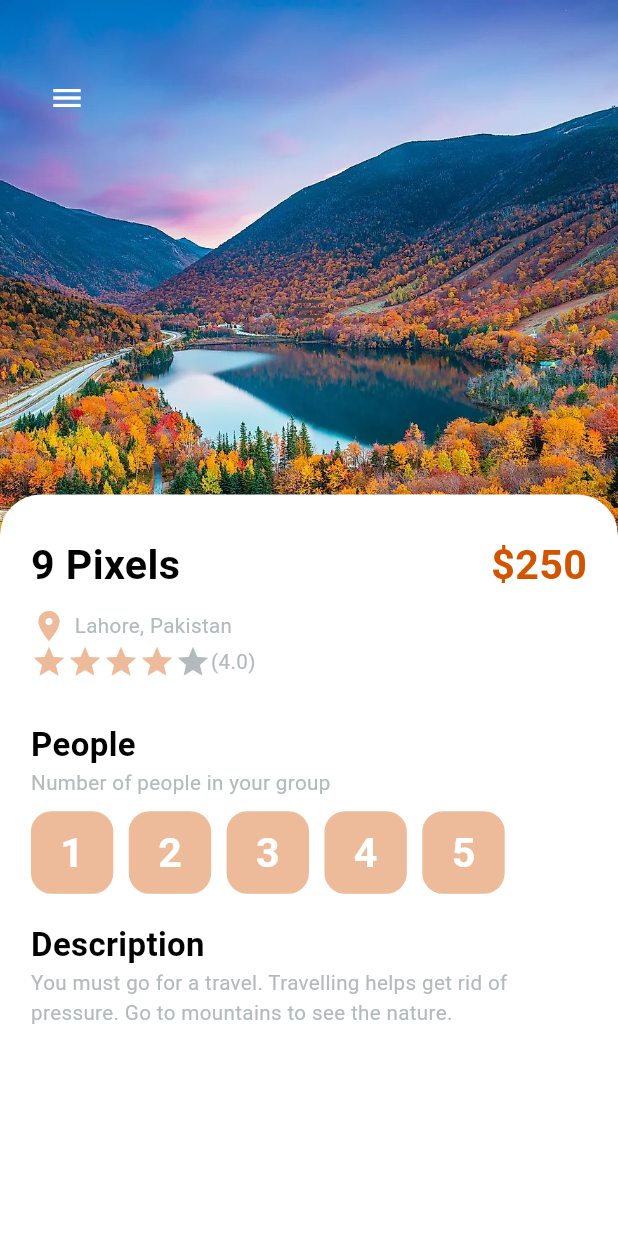
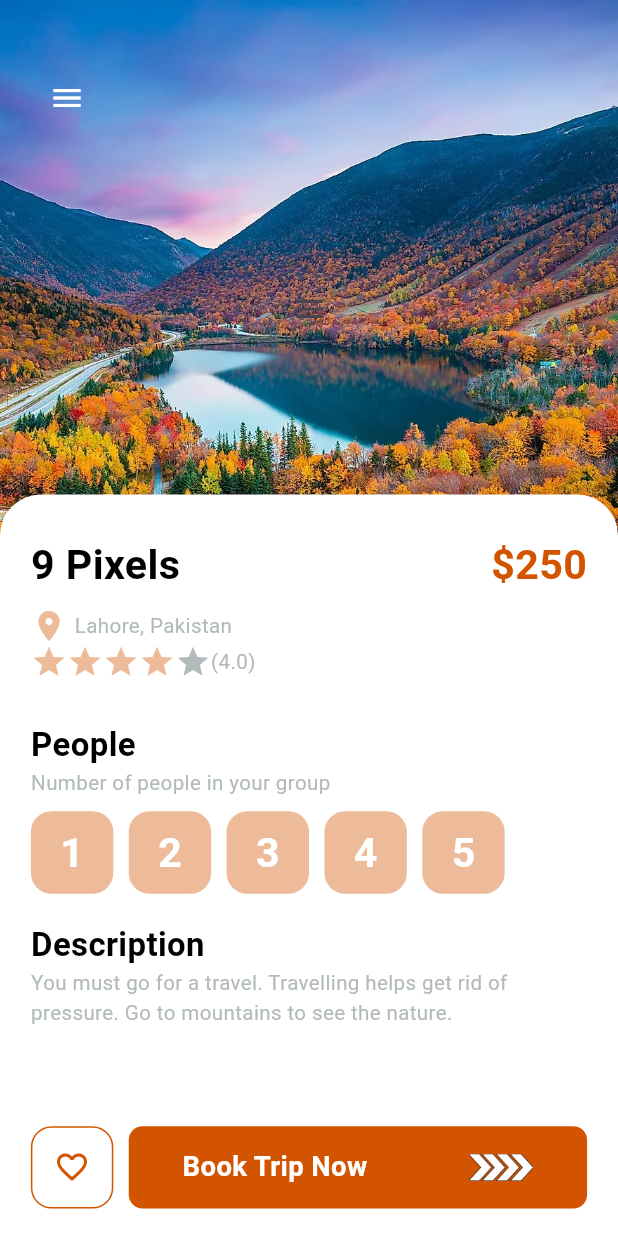
Before and after one commit to Kumail-Raza-Bangash/travel_app_bloc, a Flutter app: the screen it shows after launch, on a phone screen of 412 x 824 dp. Run offline on Flutter 3.47's test engine with Material 3 defaults, Android fonts, the light colour scheme and no system bars.

Commit message:
Updated Code

```diff
--- a/lib/pages/detail_page/detail_page.dart
+++ b/lib/pages/detail_page/detail_page.dart
@@ -4,6 +4,7 @@ import 'package:travel_app_bloc/app_constants/colors.dart';
 import 'package:travel_app_bloc/app_constants/dimensions.dart';
 import 'package:travel_app_bloc/widgets/app_button.dart';
 import 'package:travel_app_bloc/widgets/big_text.dart';
+import 'package:travel_app_bloc/widgets/responsive_button.dart';
 import 'package:travel_app_bloc/widgets/small_text.dart';
 
 class DetailPage extends StatefulWidget {
@@ -194,6 +195,37 @@ class _DetailPageState extends State<DetailPage> {
               ),
             ),
             //end Bottom Content
+
+            // Bottom
+            Positioned(
+              bottom: Dimensions.height20,
+              left: Dimensions.width20,
+              right: Dimensions.width20,
+              child: Row(
+                mainAxisAlignment: MainAxisAlignment.spaceBetween,
+                children: [
+                  AppButton(
+                    color: AppColor.blackColor,
+                    backgroundColor: AppColor.transparentColor,
+                    borderColor: AppColor.primaryColor,
+                    size: Dimensions.radius30 * 2,
+                    isIcon: true,
+                    icon: Icons.favorite_border,
+                  ),
+                  ResponsiveButton(
+                    height: Dimensions.height30 * 2,
+                    isResponsive: true,
+                    text: 'Book Trip Now',
+                    fontSize: Dimensions.font20,
+                    textColor: AppColor.whiteColor,
+                    color: AppColor.primaryColor,
+                    borderColor: AppColor.primaryColor,
+                    iconHeight: Dimensions.height20,
+                  )
+                ],
+              ),
+            ),
+            // end Bottom
           ],
         ),
       ),
--- a/lib/widgets/app_button.dart
+++ b/lib/widgets/app_button.dart
@@ -1,12 +1,14 @@
 // ignore_for_file: must_be_immutable
 
 import 'package:flutter/material.dart';
+import 'package:travel_app_bloc/app_constants/colors.dart';
 import 'package:travel_app_bloc/app_constants/dimensions.dart';
 import 'package:travel_app_bloc/widgets/big_text.dart';
 
 class AppButton extends StatelessWidget {
   final Color color;
   final Color backgroundColor;
+  final Color iconColor;
   double size;
   final Color borderColor;
   String? text;
@@ -20,8 +22,9 @@ class AppButton extends StatelessWidget {
     required this.borderColor,
     required this.size,
     required this.isIcon,
-    this.text = "3",
-    this.icon = Icons.heart_broken,
+    this.text = "",
+    this.icon = Icons.favorite_border,
+    this.iconColor = AppColor.primaryColor,
   });
 
   @override
@@ -48,7 +51,7 @@ class AppButton extends StatelessWidget {
               )
             : Icon(
                 icon!,
-                color: color,
+                color: iconColor,
               ),
       ),
     );
--- a/lib/widgets/responsive_button.dart
+++ b/lib/widgets/responsive_button.dart
@@ -6,37 +6,63 @@ import 'package:travel_app_bloc/app_constants/dimensions.dart';
 // ignore: must_be_immutable
 class ResponsiveButton extends StatelessWidget {
   bool? isResponsive;
+  String text;
+  Color borderColor;
   Color? color;
+  Color? textColor;
+  double iconHeight;
   double? width;
+  double? height;
+  double? fontSize;
 
   ResponsiveButton({
     super.key,
     this.isResponsive,
-    this.width,
-    this.color,
+    this.text = '',
+    this.iconHeight = 20,
+    this.width = 120,
+    this.height = 60,
+    this.fontSize = 20,
+    this.color = AppColor.transparentColor,
+    this.borderColor = AppColor.transparentColor,
+    this.textColor = AppColor.blackColor,
   });
 
   @override
   Widget build(BuildContext context) {
-    return Container(
-      width: width,
-      height: Dimensions.height30 * 2,
+    return Flexible(
+      child: Container(
+        width: isResponsive == true ? Dimensions.screenWidth : width,
+        height: height,
         decoration: BoxDecoration(
           borderRadius: BorderRadius.circular(Dimensions.radius10),
           color: color,
           border: Border.all(
-          color: AppColor.blackColor,
+            color: borderColor,
             width: 2,
           ),
         ),
         child: Row(
-        mainAxisAlignment: MainAxisAlignment.center,
+          mainAxisAlignment: isResponsive == true
+              ? MainAxisAlignment.spaceAround
+              : MainAxisAlignment.center,
           children: [
+            isResponsive == true
+                ? Text(
+                    text,
+                    style: TextStyle(
+                      color: textColor,
+                      fontSize: fontSize,
+                      fontWeight: FontWeight.bold,
+                    ),
+                  )
+                : Container(),
             Image.asset(
-            "assets/images/button-one.png",
-            height: Dimensions.height30,
+              "images/arrow.png",
+              height: iconHeight,
             ),
           ],
+        ),
       ),
     );
   }
```
Also changed, not shown: images/arrow.png (added), images/button01.png (renamed from images/button-1.png), images/button02.png (renamed from images/button-2.png). Lines whose indentation alone changed are shown as unchanged.
